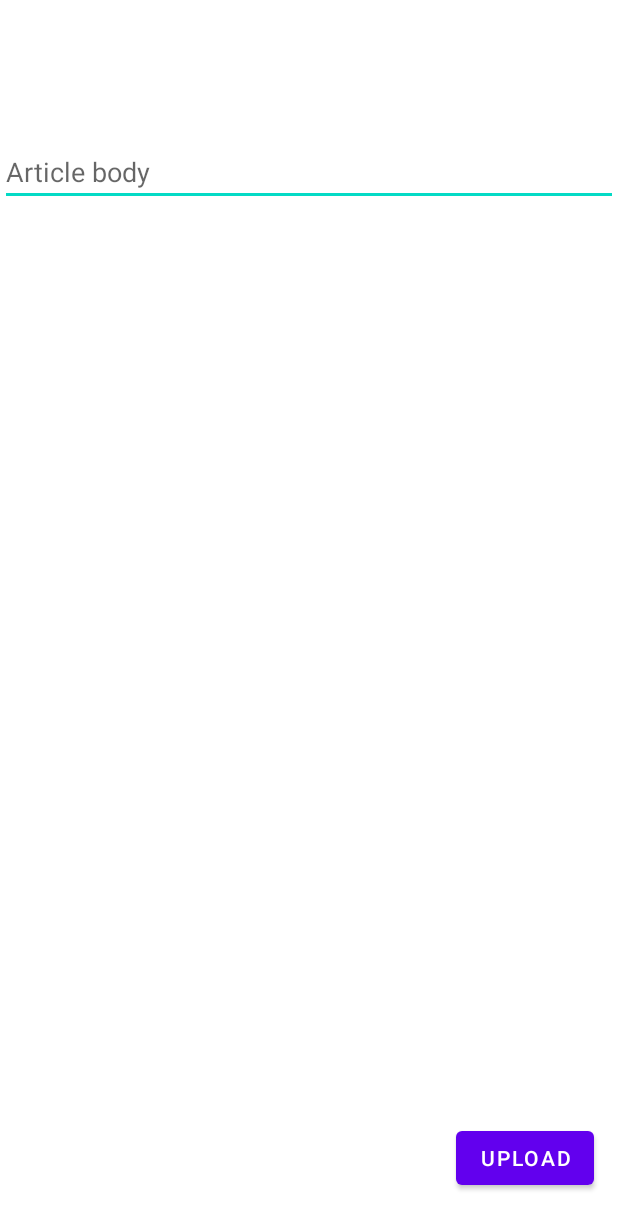
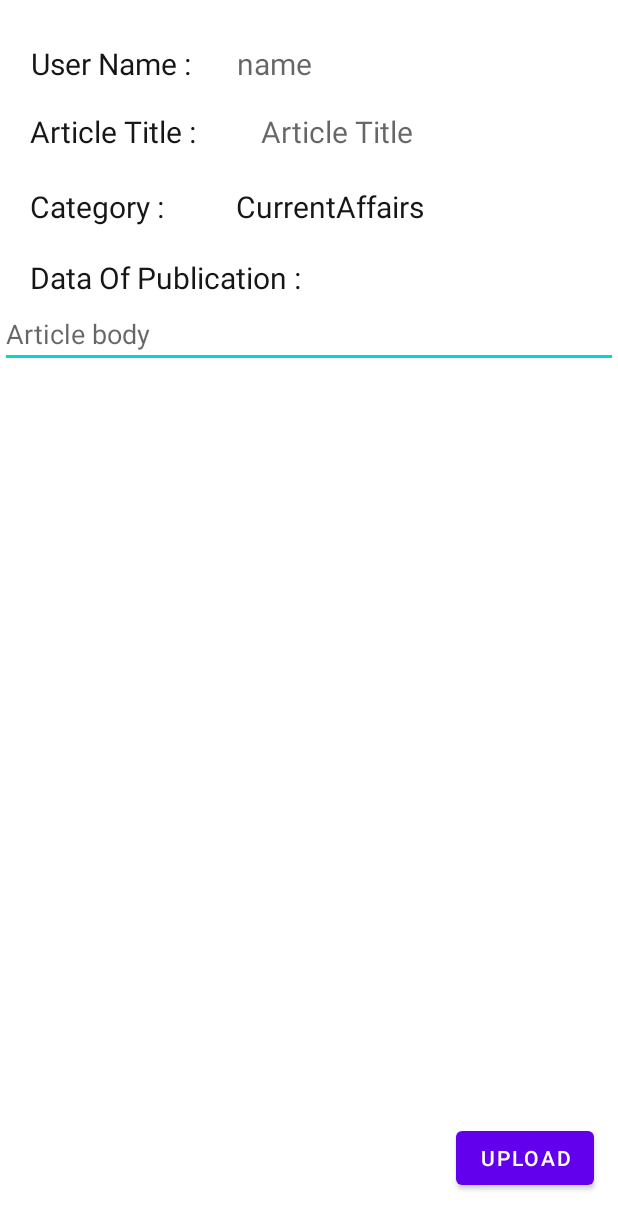
Before and after one commit to Akhila-111/Write-Out, an Android app: the ArticleWriting screen opened directly, with no data from a screen before it, after a tap on "UPLOAD", on a phone screen of 412 x 824 dp. Shown: the top 1229 px of the screen. Run offline under Robolectric (Android 15) with nearby library versions, the phone set to English and light mode, and no system bars; our stand-ins replace Firebase (no records; nobody signed in at launch, a user with empty details on screens opened directly).

Commit message:
realtimedatabase data in recycler view

```diff
--- a/app/src/main/java/com/example/write_out/ArticleDetail.java
+++ b/app/src/main/java/com/example/write_out/ArticleDetail.java
@@ -30,6 +30,9 @@ public class ArticleDetail extends AppCompatActivity {
     SharedPreferences sharedPreferences;
     private static final String Shared_pref_name = "mypref";
     private static final String Key_Name = "name";
+    private static final String Key_articleTitle = "title";
+    private static final String Key_category = "category";
+    private static final String Key_dataOfPublication  = "date";
 
     @Override
     protected void onCreate(Bundle savedInstanceState) {
@@ -48,6 +51,7 @@ public class ArticleDetail extends AppCompatActivity {
         String name = sharedPreferences.getString(Key_Name,null);
         UserName.setText(name);
 
+
         reference = FirebaseDatabase.getInstance().getReference().child("Users");
 
         ArrayAdapter<String> myAdapter = new ArrayAdapter<String>(ArticleDetail.this,
@@ -58,7 +62,7 @@ public class ArticleDetail extends AppCompatActivity {
 
 
         button.setOnClickListener(view -> {
-
+            saveData();
             String userName = UserName.getText().toString();
             String ArticleTitle = articleTitle.getText().toString();
             String Category = category.getSelectedItem().toString();
@@ -73,8 +77,8 @@ public class ArticleDetail extends AppCompatActivity {
                 dataOfPublication.setError("Please mention today's date..");
             }
             else {
-                UserHelperClass helperClass = new UserHelperClass(userName, ArticleTitle, Category, DateOfPublication);
-                reference.child(helperClass.userName).setValue(helperClass);
+            //    UserHelperClass helperClass = new UserHelperClass(userName, ArticleTitle, Category, DateOfPublication);
+              //  reference.child(helperClass.userName).setValue(helperClass);
 
 
                 Toast.makeText(ArticleDetail.this, "Data Saved!", Toast.LENGTH_SHORT).show();
@@ -84,4 +88,13 @@ public class ArticleDetail extends AppCompatActivity {
         });
 
     }
+
+    private void saveData() {
+        sharedPreferences = getSharedPreferences(Shared_pref_name, MODE_PRIVATE);
+        SharedPreferences.Editor editor = sharedPreferences.edit();
+        editor.putString(Key_articleTitle, articleTitle.getText().toString());
+        editor.putString(Key_category, category.getSelectedItem().toString());
+        editor.putString(Key_dataOfPublication, dataOfPublication.getText().toString());
+        editor.apply();
+    }
 }
--- a/app/src/main/java/com/example/write_out/ArticleWriting.java
+++ b/app/src/main/java/com/example/write_out/ArticleWriting.java
@@ -17,11 +17,15 @@ import com.google.firebase.database.DatabaseReference;
 import com.google.firebase.database.FirebaseDatabase;
 
 import java.security.Key;
+import java.util.Locale;
 import java.util.prefs.Preferences;
 
 public class ArticleWriting extends AppCompatActivity {
 
     public TextView UserName;
+    public TextView Title;
+    public TextView Category;
+    public TextView DateOfPublication;
     public EditText add_text;
     public Button button ;
     DatabaseReference reference;
@@ -29,26 +33,46 @@ public class ArticleWriting extends AppCompatActivity {
     SharedPreferences sharedPreferences;
     private static final String Shared_pref_name = "mypref";
     private static final String Key_Name = "name";
+    private static final String Key_articleTitle = "title";
+    private static final String Key_category = "category";
+    private static final String Key_dataOfPublication  = "date";
 
     @Override
     protected void onCreate(Bundle savedInstanceState) {
         super.onCreate(savedInstanceState);
         setContentView(R.layout.article_writing);
 
-        UserName = findViewById(R.id.textView9);
+        UserName = findViewById(R.id.edittext5);
         add_text = findViewById(R.id.addText);
         button = findViewById(R.id.button7);
+        Title = findViewById(R.id.textView10);
+        Category = findViewById(R.id.textView11);
+        DateOfPublication = findViewById(R.id.textView12);
 
         sharedPreferences = getSharedPreferences(Shared_pref_name,MODE_PRIVATE);
         String name = sharedPreferences.getString(Key_Name,null);
+        String title = sharedPreferences.getString(Key_articleTitle,null);
+        String category  = sharedPreferences.getString(Key_category,null);
+        String date = sharedPreferences.getString(Key_dataOfPublication,null);
+
         UserName.setText(name);
+        Title.setText(title);
+        Category.setText(category);
+        DateOfPublication.setText(date);
 
-        reference = FirebaseDatabase.getInstance().getReference();
+        reference = FirebaseDatabase.getInstance().getReference().child("Users");
 
         button.setOnClickListener(view -> {
-            String ArticleBody = add_text.getText().toString();
+            String Articlebody = add_text.getText().toString();
             String userName = UserName.getText().toString();
-            reference.setValue(ArticleBody);
+
+        //    String category = Category.getText().toString();
+           // String Arttitle = Title.getText().toString();
+         //   String dataOfPublication = DateOfPublication.getText().toString();
+         //  reference.setValue(ArticleBody);
+
+            UserHelperClass helperClass = new UserHelperClass(userName,title, category,date,Articlebody);
+            reference.child(helperClass.userName).setValue(helperClass);
 
             Toast.makeText(this, "ARTICLE UPLOADED", Toast.LENGTH_SHORT).show();
         });
--- a/app/src/main/java/com/example/write_out/UserHelperClass.java
+++ b/app/src/main/java/com/example/write_out/UserHelperClass.java
@@ -3,17 +3,18 @@ package com.example.write_out;
 import java.util.Locale;
 
 public class UserHelperClass {
-    String userName,ArticleTitle,Category,DateOfPublication;
+    String userName,ArticleTitle,Category,DateOfPublication,ArticleBody;
 
     public UserHelperClass() {
 
     }
 
-    public UserHelperClass(String userName, String articleTitle, String category, String dateOfPublication) {
+    public UserHelperClass(String userName, String articleTitle, String category, String dateOfPublication,String body) {
         this.userName = userName;
-        ArticleTitle = articleTitle;
-        Category = category;
-        DateOfPublication = dateOfPublication;
+        this.ArticleTitle = articleTitle;
+        this.Category = category;
+        this.DateOfPublication = dateOfPublication;
+        this.ArticleBody = body;
 
     }
 
@@ -31,4 +32,6 @@ public class UserHelperClass {
     public String getDateOfPublication() {
         return DateOfPublication;
     }
+
+    public String getBody() { return ArticleBody;}
 }
--- a/app/src/main/res/layout/article_writing.xml
+++ b/app/src/main/res/layout/article_writing.xml
@@ -6,17 +6,121 @@
     android:layout_height="match_parent">
 
     <TextView
-        android:id="@+id/textView9"
+        android:id="@+id/textView13"
         android:layout_width="wrap_content"
         android:layout_height="wrap_content"
+        android:text="User Name : "
         android:textColor="#171616"
         android:textSize="20sp"
         app:layout_constraintBottom_toBottomOf="parent"
         app:layout_constraintEnd_toEndOf="parent"
-        app:layout_constraintHorizontal_bias="0.092"
+        app:layout_constraintHorizontal_bias="0.068"
         app:layout_constraintStart_toStartOf="parent"
         app:layout_constraintTop_toTopOf="parent"
-        app:layout_constraintVertical_bias="0.035"
+        app:layout_constraintVertical_bias="0.036"
+        tools:ignore="MissingConstraints" />
+
+    <TextView
+        android:id="@+id/edittext5"
+        android:layout_width="wrap_content"
+        android:layout_height="wrap_content"
+        android:hint="name"
+        android:textSize="20sp"
+        app:layout_constraintBottom_toBottomOf="parent"
+        app:layout_constraintEnd_toEndOf="parent"
+        app:layout_constraintHorizontal_bias="0.436"
+        app:layout_constraintStart_toStartOf="parent"
+        app:layout_constraintTop_toTopOf="parent"
+        app:layout_constraintVertical_bias="0.036" />
+
+    <TextView
+        android:id="@+id/textView14"
+        android:layout_width="wrap_content"
+        android:layout_height="wrap_content"
+        android:text="Article Title : "
+        android:textColor="#171616"
+        android:textSize="20sp"
+        app:layout_constraintBottom_toBottomOf="parent"
+        app:layout_constraintEnd_toEndOf="parent"
+        app:layout_constraintHorizontal_bias="0.068"
+        app:layout_constraintStart_toStartOf="parent"
+        app:layout_constraintTop_toTopOf="parent"
+        app:layout_constraintVertical_bias="0.093"
+        tools:ignore="MissingConstraints" />
+
+    <TextView
+        android:id="@+id/textView10"
+        android:layout_width="wrap_content"
+        android:layout_height="wrap_content"
+        android:hint="Article Title"
+        android:textColor="#171616"
+        android:textSize="20sp"
+        app:layout_constraintBottom_toBottomOf="parent"
+        app:layout_constraintEnd_toEndOf="parent"
+        app:layout_constraintHorizontal_bias="0.561"
+        app:layout_constraintStart_toStartOf="parent"
+        app:layout_constraintTop_toTopOf="parent"
+        app:layout_constraintVertical_bias="0.093"
+        tools:ignore="MissingConstraints" />
+
+    <TextView
+        android:id="@+id/textView15"
+        android:layout_width="wrap_content"
+        android:layout_height="wrap_content"
+        android:text="Category : "
+        android:textColor="#171616"
+        android:textSize="20sp"
+        app:layout_constraintBottom_toBottomOf="parent"
+        app:layout_constraintEnd_toEndOf="parent"
+        app:layout_constraintHorizontal_bias="0.063"
+        app:layout_constraintStart_toStartOf="parent"
+        app:layout_constraintTop_toTopOf="parent"
+        app:layout_constraintVertical_bias="0.156"
+        tools:ignore="MissingConstraints" />
+
+    <TextView
+        android:id="@+id/textView11"
+        android:layout_width="wrap_content"
+        android:layout_height="wrap_content"
+        android:hint="Category"
+        android:textColor="#171616"
+        android:textSize="20sp"
+        app:layout_constraintBottom_toBottomOf="parent"
+        app:layout_constraintEnd_toEndOf="parent"
+        app:layout_constraintHorizontal_bias="0.548"
+        app:layout_constraintStart_toStartOf="parent"
+        app:layout_constraintTop_toTopOf="parent"
+        app:layout_constraintVertical_bias="0.156"
+        tools:ignore="MissingConstraints" />
+
+    <TextView
+        android:id="@+id/textView16"
+        android:layout_width="wrap_content"
+        android:layout_height="wrap_content"
+        android:text="Data Of Publication : "
+        android:textColor="#171616"
+        android:textSize="20sp"
+        app:layout_constraintBottom_toBottomOf="parent"
+        app:layout_constraintEnd_toEndOf="parent"
+        app:layout_constraintHorizontal_bias="0.089"
+        app:layout_constraintStart_toStartOf="parent"
+        app:layout_constraintTop_toTopOf="parent"
+        app:layout_constraintVertical_bias="0.215"
+        tools:ignore="MissingConstraints" />
+
+    <TextView
+        android:id="@+id/textView12"
+        android:layout_width="wrap_content"
+        android:layout_height="wrap_content"
+        android:hint=""
+        android:textColor="#171616"
+        android:textSize="20sp"
+        app:layout_constraintBottom_toBottomOf="parent"
+        app:layout_constraintEnd_toEndOf="parent"
+        app:layout_constraintHorizontal_bias="0.637"
+        app:layout_constraintStart_toStartOf="parent"
+        app:layout_constraintTop_toTopOf="parent"
+        app:layout_constraintVertical_bias="0.215"
         tools:ignore="MissingConstraints" />
 
     <androidx.core.widget.NestedScrollView
@@ -24,10 +128,10 @@
         android:layout_width="match_parent"
         android:layout_height="0dp"
 
-        android:layout_marginTop="92dp"
+        android:layout_marginTop="200dp"
         android:fillViewport="true"
         app:layout_constraintEnd_toEndOf="parent"
-        app:layout_constraintHorizontal_bias="1.0"
+        app:layout_constraintHorizontal_bias="0.0"
         app:layout_constraintStart_toStartOf="parent"
         app:layout_constraintTop_toTopOf="parent">
 
@@ -35,10 +139,10 @@
             android:id="@+id/addText"
             android:layout_width="match_parent"
             android:layout_height="wrap_content"
+            android:ems="10"
             android:hint="Article body"
             android:inputType="textMultiLine"
             android:maxLines="25"
-            android:ems="10"
             android:scrollbars="vertical"
             app:layout_constraintBottom_toBottomOf="parent"
             app:layout_constraintEnd_toEndOf="parent"
```
